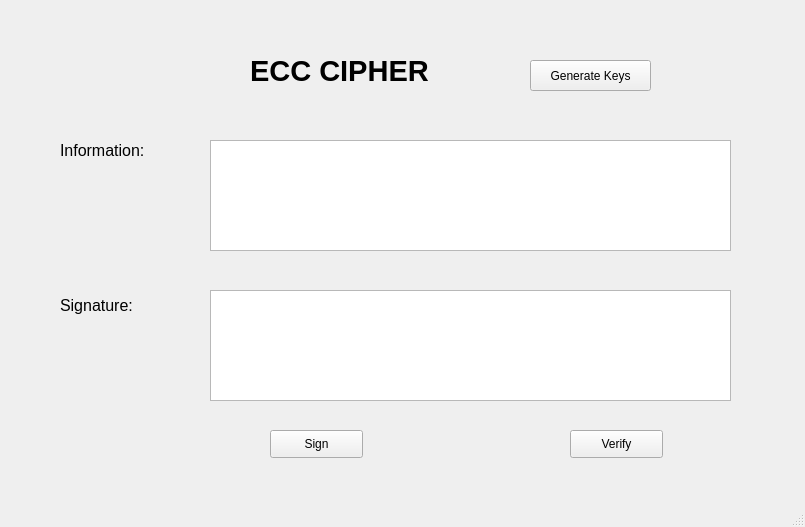
This is lab-03/ui/ecc.ui in namnguyen1872004/bmtt-nc-hutech-2280602010 as Qt 5 draws it before an edit. The edited form follows.
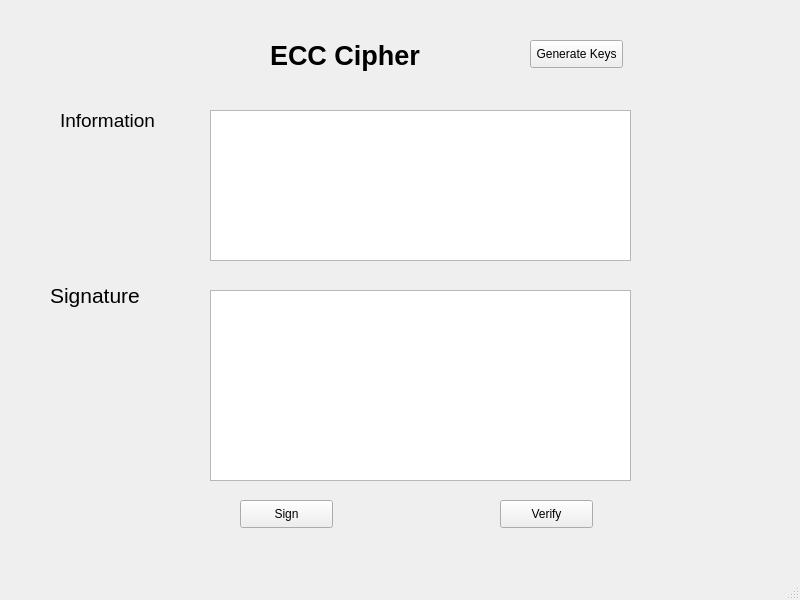
This is the edited form.

What changed in the file:
```diff
--- a/lab-03/ui/ecc.ui
+++ b/lab-03/ui/ecc.ui
@@ -6,8 +6,8 @@
    <rect>
     <x>0</x>
     <y>0</y>
-    <width>805</width>
-    <height>527</height>
+    <width>800</width>
+    <height>600</height>
    </rect>
   </property>
   <property name="windowTitle">
@@ -17,66 +17,79 @@
    <widget class="QLabel" name="label">
     <property name="geometry">
      <rect>
-      <x>250</x>
-      <y>50</y>
-      <width>231</width>
-      <height>41</height>
+      <x>270</x>
+      <y>30</y>
+      <width>201</width>
+      <height>51</height>
      </rect>
     </property>
     <property name="font">
      <font>
-      <pointsize>22</pointsize>
+      <pointsize>20</pointsize>
       <weight>75</weight>
       <bold>true</bold>
      </font>
     </property>
     <property name="text">
-     <string>ECC CIPHER</string>
+     <string>ECC Cipher</string>
+    </property>
+   </widget>
+   <widget class="QPushButton" name="btn_gen_keys">
+    <property name="geometry">
+     <rect>
+      <x>530</x>
+      <y>40</y>
+      <width>93</width>
+      <height>28</height>
+     </rect>
+    </property>
+    <property name="text">
+     <string>Generate Keys</string>
     </property>
    </widget>
    <widget class="QLabel" name="label_2">
     <property name="geometry">
      <rect>
       <x>60</x>
-      <y>130</y>
+      <y>110</y>
       <width>121</width>
-      <height>41</height>
+      <height>21</height>
      </rect>
     </property>
     <property name="font">
      <font>
-      <pointsize>12</pointsize>
+      <pointsize>14</pointsize>
      </font>
     </property>
     <property name="text">
-     <string>Information:</string>
+     <string>Information</string>
     </property>
    </widget>
    <widget class="QLabel" name="label_3">
     <property name="geometry">
      <rect>
-      <x>60</x>
-      <y>290</y>
-      <width>101</width>
+      <x>50</x>
+      <y>280</y>
+      <width>121</width>
       <height>31</height>
      </rect>
     </property>
     <property name="font">
      <font>
-      <pointsize>12</pointsize>
+      <pointsize>16</pointsize>
      </font>
     </property>
     <property name="text">
-     <string>Signature:</string>
+     <string>Signature</string>
     </property>
    </widget>
    <widget class="QTextEdit" name="txt_info">
     <property name="geometry">
      <rect>
       <x>210</x>
-      <y>140</y>
-      <width>521</width>
-      <height>111</height>
+      <y>110</y>
+      <width>421</width>
+      <height>151</height>
      </rect>
     </property>
    </widget>
@@ -85,16 +98,16 @@
      <rect>
       <x>210</x>
       <y>290</y>
-      <width>521</width>
-      <height>111</height>
+      <width>421</width>
+      <height>191</height>
      </rect>
     </property>
    </widget>
    <widget class="QPushButton" name="btn_sign">
     <property name="geometry">
      <rect>
-      <x>270</x>
-      <y>430</y>
+      <x>240</x>
+      <y>500</y>
       <width>93</width>
       <height>28</height>
      </rect>
@@ -106,8 +119,8 @@
    <widget class="QPushButton" name="btn_verify">
     <property name="geometry">
      <rect>
-      <x>570</x>
-      <y>430</y>
+      <x>500</x>
+      <y>500</y>
       <width>93</width>
       <height>28</height>
      </rect>
@@ -116,19 +129,6 @@
      <string>Verify</string>
     </property>
    </widget>
-   <widget class="QPushButton" name="btn_gen_key">
-    <property name="geometry">
-     <rect>
-      <x>530</x>
-      <y>60</y>
-      <width>121</width>
-      <height>31</height>
-     </rect>
-    </property>
-    <property name="text">
-     <string>Generate Keys</string>
-    </property>
-   </widget>
   </widget>
   <widget class="QMenuBar" name="menubar">
    <property name="geometry">
```
Left out of the diff: 2 changed lines with no effect on the pictures.
